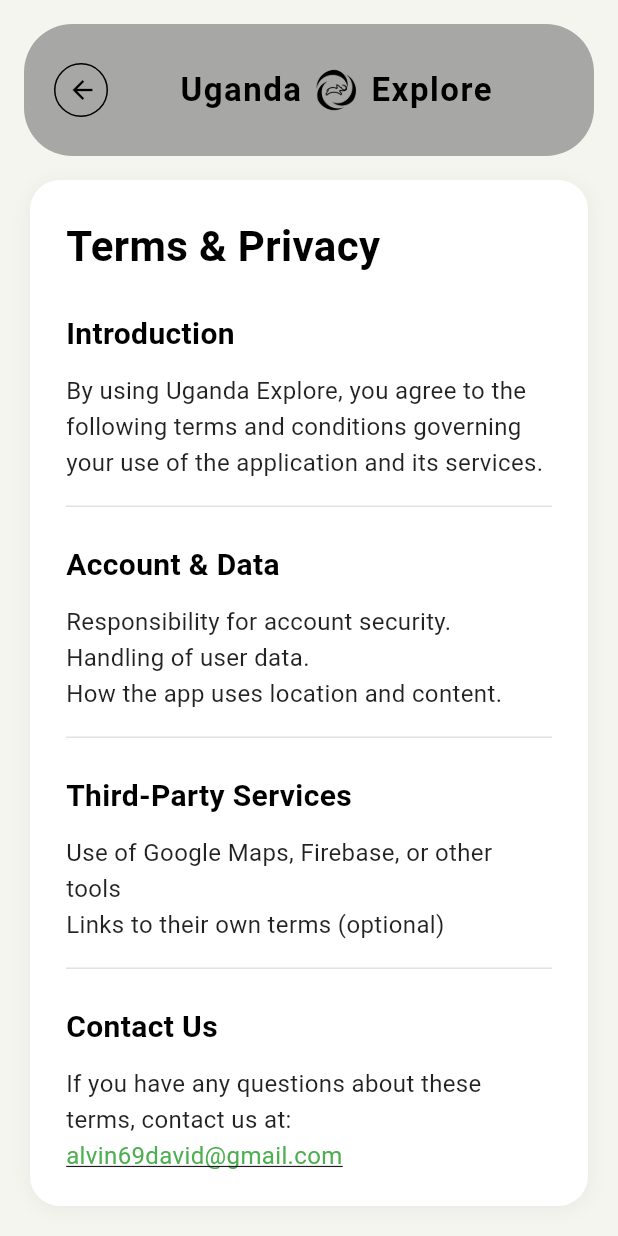
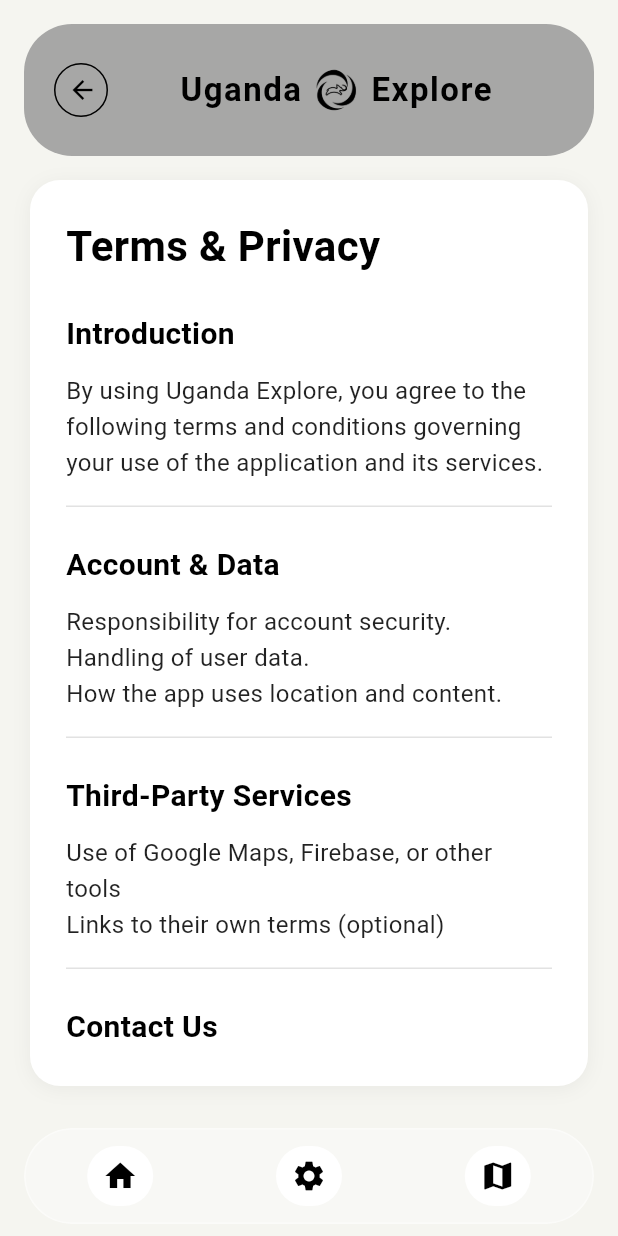
Before and after one commit to Alvin11David/UGANDA-EXPLORE, a Flutter app: the TermsPrivacyScreen screen opened by its route, on a phone screen of 412 x 824 dp. Run offline on Flutter 3.47's test engine with Material 3 defaults, Android fonts, the phone set to English and light mode, and no system bars; our stand-ins replace camera, cloud_firestore, firebase_auth, firebase_core, flutter_compass, flutter_svg and 7 more; accounts and stored records are empty.

Commit message:
edits on the terms and privacy screen

```diff
--- a/uganda_explore/lib/main.dart
+++ b/uganda_explore/lib/main.dart
@@ -69,7 +69,7 @@ class MyApp extends StatelessWidget {
         '/privacy': (context) => const TermsPrivacyScreen(),
         '/admin_dashboard': (context) => const AdminDashboard(),
       },
-      home: SettingsScreen(),
+      home: TermsPrivacyScreen(),
     );
   }
 }
--- a/uganda_explore/lib/screens/profile/termsandprivacy_screen.dart
+++ b/uganda_explore/lib/screens/profile/termsandprivacy_screen.dart
@@ -11,7 +11,6 @@ class TermsPrivacyScreen extends StatelessWidget {
       body: Container(
         width: double.infinity,
         height: double.infinity,
-
         child: SafeArea(
           child: Column(
             children: [
@@ -30,7 +29,6 @@ class TermsPrivacyScreen extends StatelessWidget {
                       decoration: BoxDecoration(
                         color: Colors.grey.withOpacity(0.9),
                         borderRadius: BorderRadius.circular(16),
-                        // border: Border.all(color: Colors.grey[300].withOpacity(0.1), width: 0.5), // Optional faint border
                       ),
                       child: Row(
                         children: [
@@ -59,7 +57,7 @@ class TermsPrivacyScreen extends StatelessWidget {
                                   'Uganda',
                                   style: TextStyle(
                                     color: Colors.black,
-                                    fontSize: 22, // Reduced font size
+                                    fontSize: 22,
                                     fontWeight: FontWeight.w700,
                                     letterSpacing: 1.0,
                                   ),
@@ -67,7 +65,7 @@ class TermsPrivacyScreen extends StatelessWidget {
                                 const SizedBox(width: 8),
                                 Image.asset(
                                   'assets/logo/blacklogo.png',
-                                  height: 30, // Reduced image size
+                                  height: 30,
                                   width: 30,
                                   fit: BoxFit.contain,
                                 ),
@@ -76,7 +74,7 @@ class TermsPrivacyScreen extends StatelessWidget {
                                   'Explore',
                                   style: TextStyle(
                                     color: Colors.black,
-                                    fontSize: 22, // Reduced font size
+                                    fontSize: 22,
                                     fontWeight: FontWeight.w700,
                                     letterSpacing: 1.0,
                                   ),
@@ -85,7 +83,7 @@ class TermsPrivacyScreen extends StatelessWidget {
                               ],
                             ),
                           ),
-                          const SizedBox(width: 12), // Placeholder for spacing
+                          const SizedBox(width: 12),
                         ],
                       ),
                     ),
@@ -112,7 +110,6 @@ class TermsPrivacyScreen extends StatelessWidget {
                   child: Column(
                     crossAxisAlignment: CrossAxisAlignment.start,
                     children: [
-                      // Title
                       const Text(
                         'Terms & Privacy',
                         style: TextStyle(
@@ -122,8 +119,6 @@ class TermsPrivacyScreen extends StatelessWidget {
                         ),
                       ),
                       const SizedBox(height: 24),
-
-                      // Content sections
                       Expanded(
                         child: SingleChildScrollView(
                           child: Column(
@@ -134,19 +129,16 @@ class TermsPrivacyScreen extends StatelessWidget {
                                 'By using Uganda Explore, you agree to the following terms and conditions governing your use of the application and its services.',
                               ),
                               const SizedBox(height: 24),
-
                               _buildSection(
                                 'Account & Data',
                                 'Responsibility for account security.\nHandling of user data.\nHow the app uses location and content.',
                               ),
                               const SizedBox(height: 24),
-
                               _buildSection(
                                 'Third-Party Services',
                                 'Use of Google Maps, Firebase, or other tools\nLinks to their own terms (optional)',
                               ),
                               const SizedBox(height: 24),
-
                               _buildContactSection(),
                             ],
                           ),
@@ -157,6 +149,50 @@ class TermsPrivacyScreen extends StatelessWidget {
                 ),
               ),
             ],
+          ),
+        ),
+      ),
+      bottomNavigationBar: Padding(
+        padding: const EdgeInsets.symmetric(horizontal: 16, vertical: 8),
+        child: ClipRRect(
+          borderRadius: BorderRadius.circular(40),
+          child: BackdropFilter(
+            filter: ImageFilter.blur(sigmaX: 12, sigmaY: 12),
+            child: Container(
+              height: 64,
+              decoration: BoxDecoration(
+                color: Colors.white.withOpacity(0.3),
+                borderRadius: BorderRadius.circular(40),
+                border: Border.all(
+                  color: Colors.white.withOpacity(0.4),
+                  width: 1.2,
+                ),
+              ),
+              child: Row(
+                mainAxisAlignment: MainAxisAlignment.spaceAround,
+                children: [
+                  _NavIcon(
+                    icon: Icons.home,
+                    label: 'Home',
+                    selected: false,
+                    onTap: () => Navigator.pushReplacementNamed(context, '/home'),
+                  ),
+                  // Profile button removed
+                  _NavIcon(
+                    icon: Icons.settings,
+                    label: 'Settings',
+                    selected: false,
+                    onTap: () => Navigator.pushReplacementNamed(context, '/settings'),
+                  ),
+                  _NavIcon(
+                    icon: Icons.map,
+                    label: 'Map',
+                    selected: false,
+                    onTap: () => Navigator.pushReplacementNamed(context, '/map'),
+                  ),
+                ],
+              ),
+            ),
           ),
         ),
       ),
@@ -226,20 +262,46 @@ class TermsPrivacyScreen extends StatelessWidget {
   }
 }
 
-// Example usage in your main app
-class MyApp extends StatelessWidget {
-  const MyApp({Key? key}) : super(key: key);
+class _NavIcon extends StatelessWidget {
+  final IconData icon;
+  final String label;
+  final bool selected;
+  final VoidCallback onTap;
+
+  const _NavIcon({
+    required this.icon,
+    required this.label,
+    required this.selected,
+    required this.onTap,
+  });
 
   @override
   Widget build(BuildContext context) {
-    return MaterialApp(
-      title: 'Uganda Explore',
-      theme: ThemeData(
-        primarySwatch: Colors.green,
-        fontFamily: 'SF Pro Display', // or any other font you prefer
+    return GestureDetector(
+      onTap: onTap,
+      child: AnimatedContainer(
+        duration: const Duration(milliseconds: 200),
+        padding: const EdgeInsets.symmetric(horizontal: 10, vertical: 8),
+        decoration: BoxDecoration(
+          color: selected ? const Color(0xFF1FF813) : Colors.white,
+          borderRadius: BorderRadius.circular(30),
+        ),
+        child: Row(
+          children: [
+            Icon(icon, color: Colors.black, size: 24),
+            if (selected) ...[
+              const SizedBox(width: 6),
+              Text(
+                label,
+                style: const TextStyle(
+                  color: Colors.white,
+                  fontWeight: FontWeight.w500,
+                ),
+              ),
+            ],
+          ],
+        ),
       ),
-      home: const TermsPrivacyScreen(),
-      debugShowCheckedModeBanner: false,
     );
   }
 }
```
